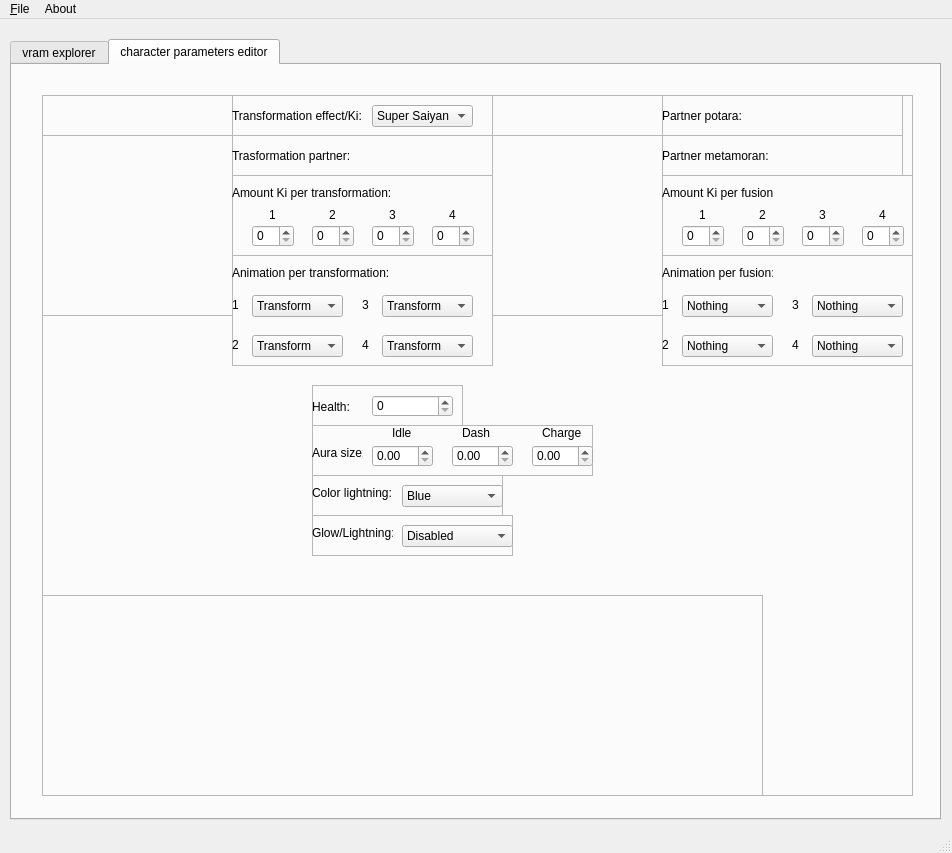
adsl14/Raging-tools, file lib/design/Raging_tools.ui: the form before one commit.
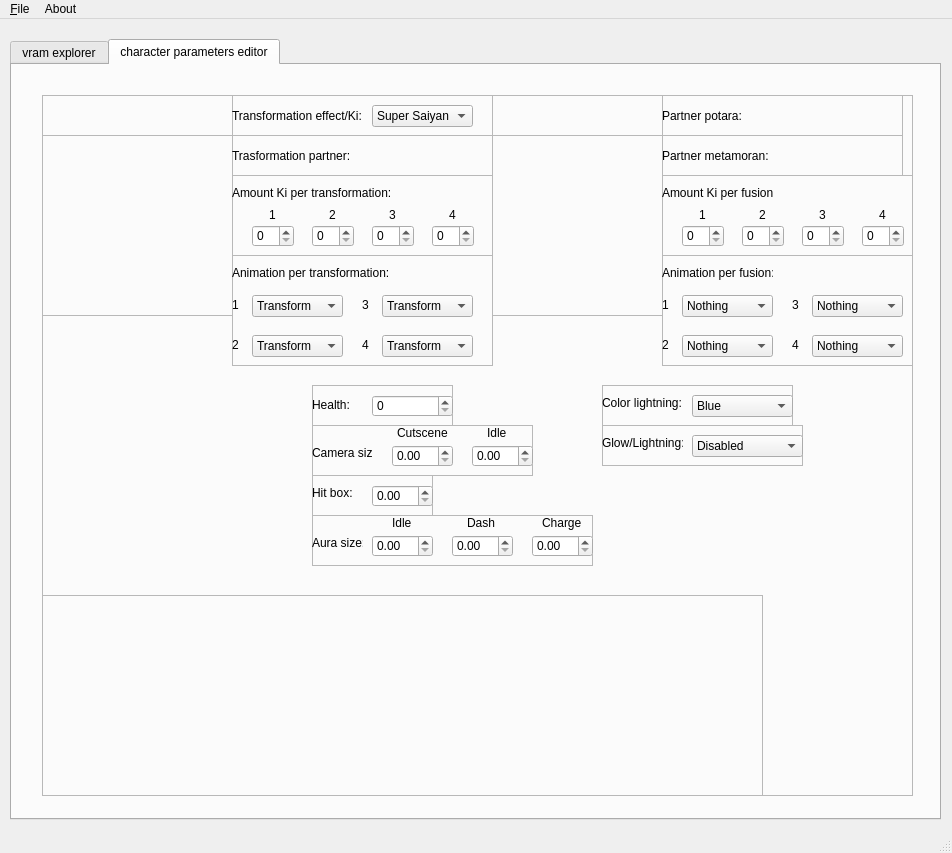
The form after the commit. The open tabs and pages were chosen to show the change. Icons and pictures are not drawn.

Commit message: Added camera size properties

```diff
--- a/lib/design/Raging_tools.ui
+++ b/lib/design/Raging_tools.ui
@@ -3193,8 +3193,8 @@
          <widget class="QFrame" name="glow_lightning">
           <property name="geometry">
            <rect>
-            <x>270</x>
-            <y>420</y>
+            <x>560</x>
+            <y>330</y>
             <width>201</width>
             <height>41</height>
            </rect>
@@ -3265,8 +3265,8 @@
          <widget class="QFrame" name="color_lightning">
           <property name="geometry">
            <rect>
-            <x>270</x>
-            <y>380</y>
+            <x>560</x>
+            <y>290</y>
             <width>191</width>
             <height>41</height>
            </rect>
@@ -3328,7 +3328,7 @@
           <property name="geometry">
            <rect>
             <x>270</x>
-            <y>330</y>
+            <y>420</y>
             <width>281</width>
             <height>51</height>
            </rect>
@@ -3393,7 +3393,7 @@
           <widget class="QLabel" name="aura_size_dash_text">
            <property name="geometry">
             <rect>
-             <x>150</x>
+             <x>155</x>
              <y>0</y>
              <width>31</width>
              <height>16</height>
@@ -3457,7 +3457,7 @@
            <rect>
             <x>270</x>
             <y>290</y>
-            <width>151</width>
+            <width>141</width>
             <height>41</height>
            </rect>
           </property>
@@ -3471,9 +3471,9 @@
            <property name="geometry">
             <rect>
              <x>0</x>
-             <y>15</y>
-             <width>47</width>
-             <height>13</height>
+             <y>12</y>
+             <width>41</width>
+             <height>16</height>
             </rect>
            </property>
            <property name="text">
@@ -3506,6 +3506,150 @@
            </property>
           </widget>
          </widget>
+         <widget class="QFrame" name="camera_size">
+          <property name="geometry">
+           <rect>
+            <x>270</x>
+            <y>330</y>
+            <width>221</width>
+            <height>51</height>
+           </rect>
+          </property>
+          <property name="frameShape">
+           <enum>QFrame::StyledPanel</enum>
+          </property>
+          <property name="frameShadow">
+           <enum>QFrame::Raised</enum>
+          </property>
+          <widget class="QLabel" name="camera_size_text">
+           <property name="geometry">
+            <rect>
+             <x>0</x>
+             <y>20</y>
+             <width>61</width>
+             <height>16</height>
+            </rect>
+           </property>
+           <property name="text">
+            <string>Camera size:</string>
+           </property>
+           <property name="alignment">
+            <set>Qt::AlignLeading|Qt::AlignLeft|Qt::AlignVCenter</set>
+           </property>
+          </widget>
+          <widget class="QLabel" name="camera_size_cutscene_text">
+           <property name="geometry">
+            <rect>
+             <x>85</x>
+             <y>0</y>
+             <width>51</width>
+             <height>16</height>
+            </rect>
+           </property>
+           <property name="text">
+            <string>Cutscene</string>
+           </property>
+           <property name="alignment">
+            <set>Qt::AlignLeading|Qt::AlignLeft|Qt::AlignVCenter</set>
+           </property>
+          </widget>
+          <widget class="QLabel" name="camera_size_idle_text">
+           <property name="geometry">
+            <rect>
+             <x>175</x>
+             <y>0</y>
+             <width>21</width>
+             <height>16</height>
+            </rect>
+           </property>
+           <property name="layoutDirection">
+            <enum>Qt::LeftToRight</enum>
+           </property>
+           <property name="text">
+            <string>Idle</string>
+           </property>
+           <property name="alignment">
+            <set>Qt::AlignLeading|Qt::AlignLeft|Qt::AlignVCenter</set>
+           </property>
+          </widget>
+          <widget class="QDoubleSpinBox" name="camera_size_cutscene_value">
+           <property name="geometry">
+            <rect>
+             <x>80</x>
+             <y>20</y>
+             <width>61</width>
+             <height>22</height>
+            </rect>
+           </property>
+           <property name="toolTip">
+            <string>&lt;html&gt;&lt;head/&gt;&lt;body&gt;&lt;p&gt;Distance of the camera in the cutscene&lt;/p&gt;&lt;/body&gt;&lt;/html&gt;</string>
+           </property>
+           <property name="maximum">
+            <double>100.000000000000000</double>
+           </property>
+          </widget>
+          <widget class="QDoubleSpinBox" name="camera_size_idle_value">
+           <property name="geometry">
+            <rect>
+             <x>160</x>
+             <y>20</y>
+             <width>61</width>
+             <height>22</height>
+            </rect>
+           </property>
+           <property name="toolTip">
+            <string>&lt;html&gt;&lt;head/&gt;&lt;body&gt;&lt;p&gt;Distance of the camera in idle&lt;/p&gt;&lt;/body&gt;&lt;/html&gt;</string>
+           </property>
+           <property name="maximum">
+            <double>100.000000000000000</double>
+           </property>
+          </widget>
+         </widget>
+         <widget class="QFrame" name="hit_box">
+          <property name="geometry">
+           <rect>
+            <x>270</x>
+            <y>380</y>
+            <width>121</width>
+            <height>41</height>
+           </rect>
+          </property>
+          <property name="frameShape">
+           <enum>QFrame::StyledPanel</enum>
+          </property>
+          <property name="frameShadow">
+           <enum>QFrame::Raised</enum>
+          </property>
+          <widget class="QDoubleSpinBox" name="hit_box_value">
+           <property name="geometry">
+            <rect>
+             <x>60</x>
+             <y>10</y>
+             <width>61</width>
+             <height>22</height>
+            </rect>
+           </property>
+           <property name="toolTip">
+            <string>&lt;html&gt;&lt;head/&gt;&lt;body&gt;&lt;p&gt;The envolved box of the character&lt;/p&gt;&lt;/body&gt;&lt;/html&gt;</string>
+           </property>
+           <property name="maximum">
+            <double>100.000000000000000</double>
+           </property>
+          </widget>
+          <widget class="QLabel" name="hit_box_text">
+           <property name="geometry">
+            <rect>
+             <x>0</x>
+             <y>10</y>
+             <width>51</width>
+             <height>16</height>
+            </rect>
+           </property>
+           <property name="text">
+            <string>Hit box:</string>
+           </property>
+          </widget>
+         </widget>
         </widget>
        </item>
       </layout>
```
Left out of the diff: 2 changed lines with no effect on the pictures. The commit also changes 5 other files.
